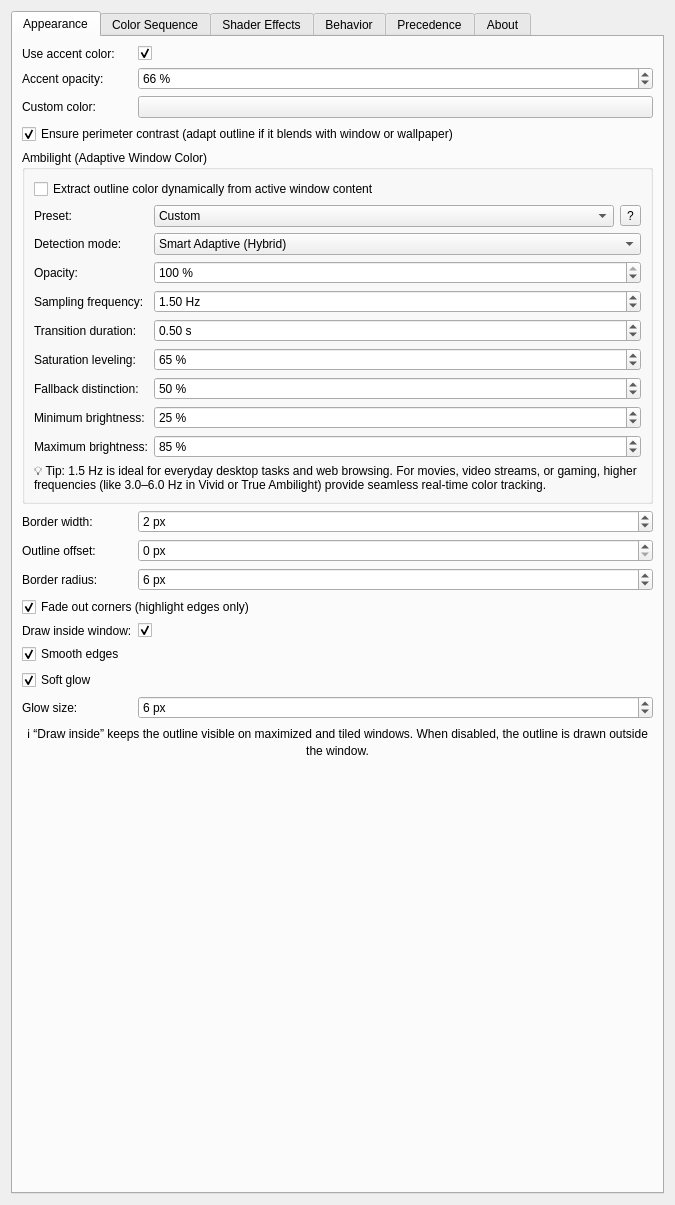
First picture: the form in activewindowoutline_config.ui, repository gmalinowski/LeapK, before the edit.
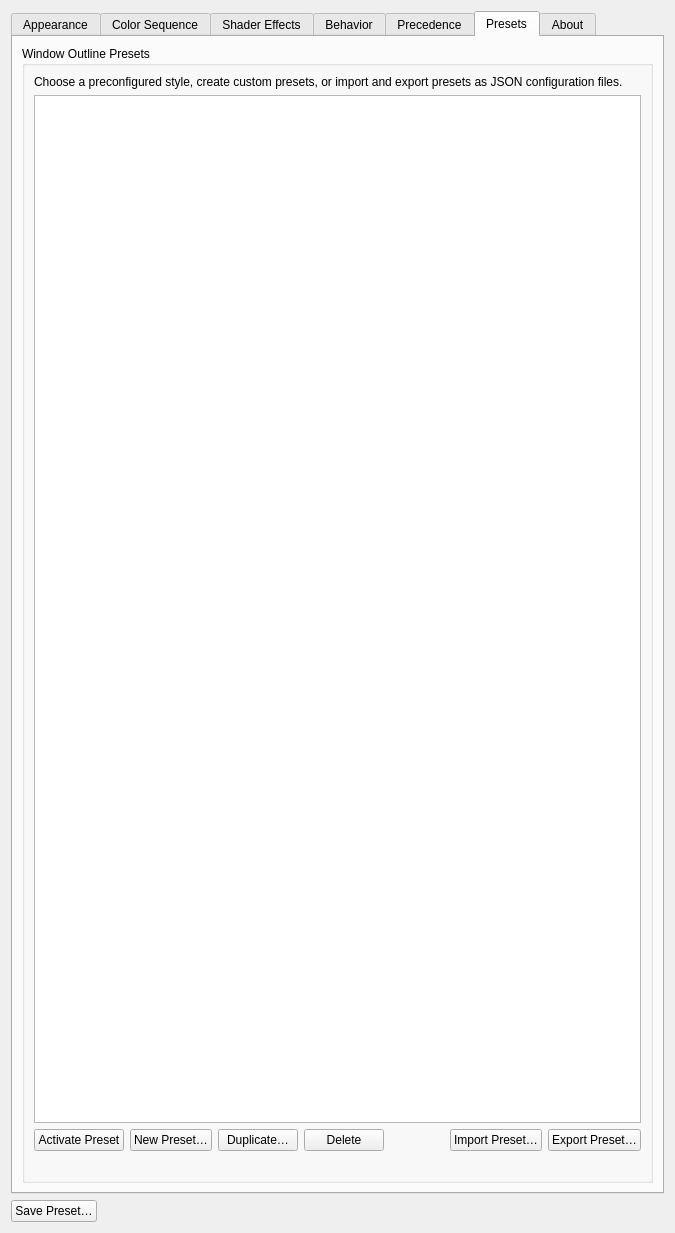
Second picture: the form after the edit. The open tabs and pages were chosen to show the change. Icons and pictures are not drawn. Custom widgets are drawn as their Qt base class.

Commit message: feat(presets): add full preset management system, global save button, and new v1.5 defaults

Patch:
```diff
--- a/activewindowoutline_config.ui
+++ b/activewindowoutline_config.ui
@@ -555,7 +555,7 @@
           <string>Soft glow</string>
          </property>
          <property name="checked">
-          <bool>true</bool>
+          <bool>false</bool>
          </property>
         </widget>
        </item>
@@ -2126,7 +2126,156 @@
       </layout>
      </widget>
 
-     <!-- TAB 6: About & Maintenance -->
+     <!-- TAB 6: Presets -->
+     <widget class="QWidget" name="tabPresets">
+      <attribute name="title">
+       <string>Presets</string>
+      </attribute>
+      <layout class="QVBoxLayout" name="verticalLayoutPresets">
+       <item>
+        <widget class="QGroupBox" name="groupPresets">
+         <property name="title">
+          <string>Window Outline Presets</string>
+         </property>
+         <layout class="QVBoxLayout" name="layoutGroupPresets">
+          <item>
+           <widget class="QLabel" name="labelPresetsHelp">
+            <property name="text">
+             <string>Choose a preconfigured style, create custom presets, or import and export presets as JSON configuration files.</string>
+            </property>
+            <property name="wordWrap">
+             <bool>true</bool>
+            </property>
+           </widget>
+          </item>
+          <item>
+           <widget class="QTableWidget" name="tablePresets">
+            <property name="alternatingRowColors">
+             <bool>true</bool>
+            </property>
+            <property name="selectionMode">
+             <enum>QAbstractItemView::SingleSelection</enum>
+            </property>
+            <property name="selectionBehavior">
+             <enum>QAbstractItemView::SelectRows</enum>
+            </property>
+            <property name="showGrid">
+             <bool>true</bool>
+            </property>
+           </widget>
+          </item>
+          <item>
+           <layout class="QHBoxLayout" name="layoutPresetActions">
+            <item>
+             <widget class="QPushButton" name="btnActivatePreset">
+              <property name="text">
+               <string>Activate Preset</string>
+              </property>
+              <property name="icon">
+               <iconset theme="dialog-ok"/>
+              </property>
+              <property name="toolTip">
+               <string>Apply the selected preset settings to the outline configuration</string>
+              </property>
+             </widget>
+            </item>
+            <item>
+             <widget class="QPushButton" name="btnNewPreset">
+              <property name="text">
+               <string>New Preset…</string>
+              </property>
+              <property name="icon">
+               <iconset theme="document-new"/>
+              </property>
+              <property name="toolTip">
+               <string>Create a new preset from current configuration</string>
+              </property>
+             </widget>
+            </item>
+            <item>
+             <widget class="QPushButton" name="btnDuplicatePreset">
+              <property name="text">
+               <string>Duplicate…</string>
+              </property>
+              <property name="icon">
+               <iconset theme="edit-copy"/>
+              </property>
+              <property name="toolTip">
+               <string>Duplicate the selected preset under a new name</string>
+              </property>
+             </widget>
+            </item>
+            <item>
+             <widget class="QPushButton" name="btnDeletePreset">
+              <property name="text">
+               <string>Delete</string>
+              </property>
+              <property name="icon">
+               <iconset theme="edit-delete"/>
+              </property>
+              <property name="toolTip">
+               <string>Delete the selected preset</string>
+              </property>
+             </widget>
+            </item>
+            <item>
+             <spacer name="spacerPresetActions">
+              <property name="orientation">
+               <enum>Qt::Horizontal</enum>
+              </property>
+              <property name="sizeHint" stdset="0">
+               <size>
+                <width>40</width>
+                <height>20</height>
+               </size>
+              </property>
+             </spacer>
+            </item>
+            <item>
+             <widget class="QPushButton" name="btnImportPreset">
+              <property name="text">
+               <string>Import Preset…</string>
+              </property>
+              <property name="icon">
+               <iconset theme="document-import"/>
+              </property>
+              <property name="toolTip">
+               <string>Import a preset from a JSON configuration file</string>
+              </property>
+             </widget>
+            </item>
+            <item>
+             <widget class="QPushButton" name="btnExportPreset">
+              <property name="text">
+               <string>Export Preset…</string>
+              </property>
+              <property name="icon">
+               <iconset theme="document-export"/>
+              </property>
+              <property name="toolTip">
+               <string>Export the selected preset to an external JSON configuration file</string>
+              </property>
+             </widget>
+            </item>
+           </layout>
+          </item>
+          <item>
+           <widget class="QLabel" name="labelPresetStatus">
+            <property name="text">
+             <string/>
+            </property>
+            <property name="wordWrap">
+             <bool>true</bool>
+            </property>
+           </widget>
+          </item>
+         </layout>
+        </widget>
+       </item>
+      </layout>
+     </widget>
+
+     <!-- TAB 7: About & Maintenance -->
      <widget class="QWidget" name="tabAbout">
       <attribute name="title">
        <string>About</string>
@@ -2329,6 +2478,36 @@
 
     </widget>
    </item>
+   <item>
+    <layout class="QHBoxLayout" name="layoutGlobalBottomBar">
+     <item>
+      <widget class="QPushButton" name="btnSavePresetGlobal">
+       <property name="text">
+        <string>Save Preset…</string>
+       </property>
+       <property name="icon">
+        <iconset theme="document-save"/>
+       </property>
+       <property name="toolTip">
+        <string>Save current configuration as a new preset</string>
+       </property>
+      </widget>
+     </item>
+     <item>
+      <spacer name="spacerGlobalBottomBar">
+       <property name="orientation">
+        <enum>Qt::Horizontal</enum>
+       </property>
+       <property name="sizeHint" stdset="0">
+        <size>
+         <width>40</width>
+         <height>20</height>
+        </size>
+       </property>
+      </spacer>
+     </item>
+    </layout>
+   </item>
   </layout>
  </widget>
  <customwidgets>
```
Left out of the diff: 26 changed lines with no effect on the pictures. The commit also changes 10 other files.
